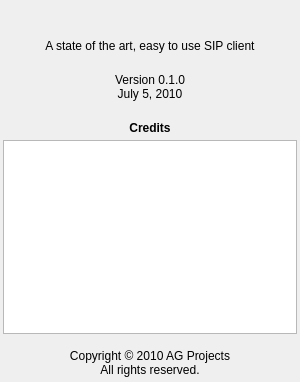
Qt form resources/about_panel.ui (pol51/blink-qt) before a commit.
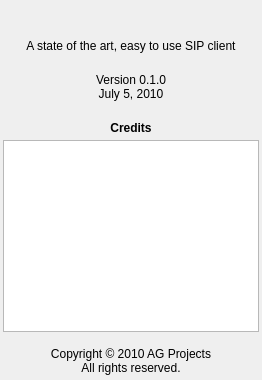
The same form after that commit. Icons and pictures are not drawn.

Commit message:
Fixed about panel aspect ratio
Ignore-this: b9b75b4fa0365a22551b2e5a0e4e151

darcs-hash:20100706124817-b22ec-7c204745e916bd6caa6ceb6137bba687a61bbc5d

The edit to the form file:
```diff
--- a/resources/about_panel.ui
+++ b/resources/about_panel.ui
@@ -6,8 +6,8 @@
    <rect>
     <x>0</x>
     <y>0</y>
-    <width>300</width>
-    <height>451</height>
+    <width>270</width>
+    <height>380</height>
    </rect>
   </property>
   <property name="windowTitle">
@@ -113,12 +113,6 @@
    </item>
    <item>
     <widget class="QTextBrowser" name="credits_text">
-     <property name="minimumSize">
-      <size>
-       <width>294</width>
-       <height>194</height>
-      </size>
-     </property>
      <property name="html">
       <string>&lt;!DOCTYPE HTML PUBLIC &quot;-//W3C//DTD HTML 4.0//EN&quot; &quot;http://www.w3.org/TR/REC-html40/strict.dtd&quot;&gt;
 &lt;html&gt;&lt;head&gt;&lt;meta name=&quot;qrichtext&quot; content=&quot;1&quot; /&gt;&lt;style type=&quot;text/css&quot;&gt;
```
The commit also changes 1 other file.
